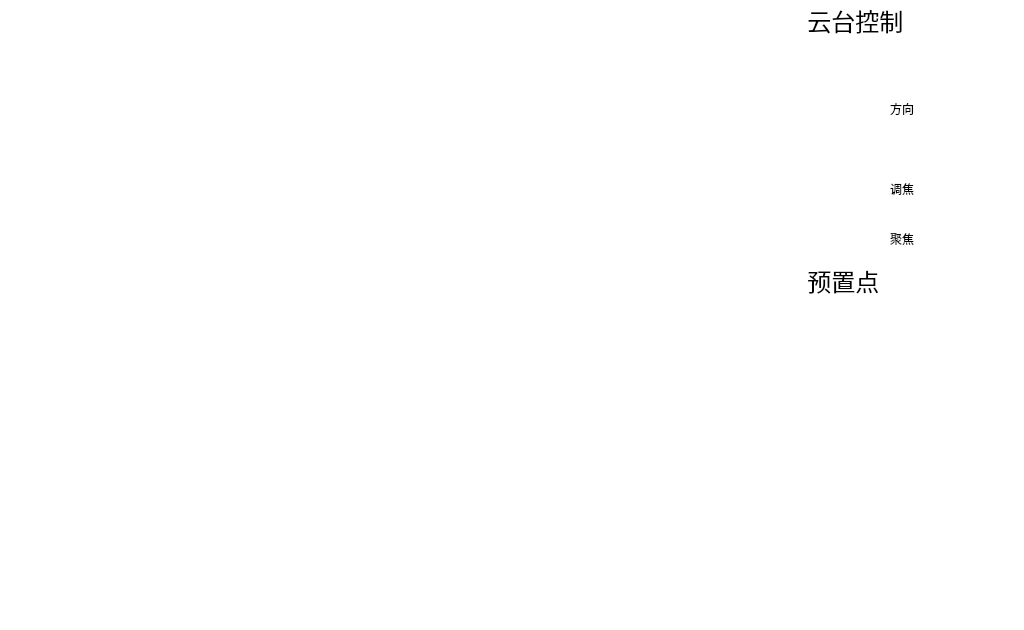
Before: the Qt Designer form pvmsmonitorwidget.ui in 1157889734/ARM-MyApplication, drawn with Qt 5.
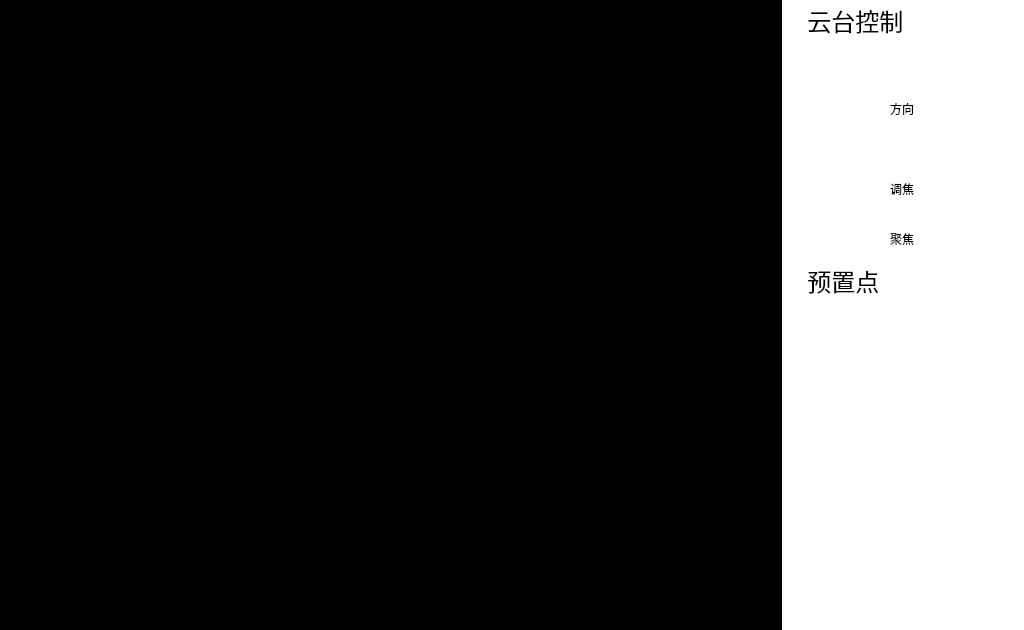
After: the same form once the commit is applied. Icons and pictures are not drawn.

```diff
--- a/pvmsmonitorwidget.ui
+++ b/pvmsmonitorwidget.ui
@@ -454,33 +454,6 @@
     </size>
    </property>
   </widget>
-  <widget class="QLabel" name="label_4">
-   <property name="geometry">
-    <rect>
-     <x>794</x>
-     <y>40</y>
-     <width>231</width>
-     <height>131</height>
-    </rect>
-   </property>
-   <property name="font">
-    <font>
-     <pointsize>12</pointsize>
-    </font>
-   </property>
-   <property name="styleSheet">
-    <string notr="true"> #label_4 { 
-	color: rgb(33, 131, 229);
-    background-color: rgb(255, 255, 255);
-  } 
- #label_4 * { 
-     background-color:; 
- }</string>
-   </property>
-   <property name="text">
-    <string/>
-   </property>
-  </widget>
   <widget class="QPushButton" name="presetSetPushButton">
    <property name="geometry">
     <rect>
@@ -1103,8 +1076,22 @@
     <string/>
    </property>
   </widget>
-  <zorder>label_9</zorder>
-  <zorder>label_8</zorder>
+  <widget class="QLabel" name="label_4">
+   <property name="geometry">
+    <rect>
+     <x>0</x>
+     <y>0</y>
+     <width>782</width>
+     <height>630</height>
+    </rect>
+   </property>
+   <property name="styleSheet">
+    <string notr="true">background-color: rgb(0, 0, 0);</string>
+   </property>
+   <property name="text">
+    <string/>
+   </property>
+  </widget>
   <zorder>label_11</zorder>
   <zorder>label_6</zorder>
   <zorder>label_2</zorder>
```
Left out of the diff: 101 changed lines with no effect on the pictures.
